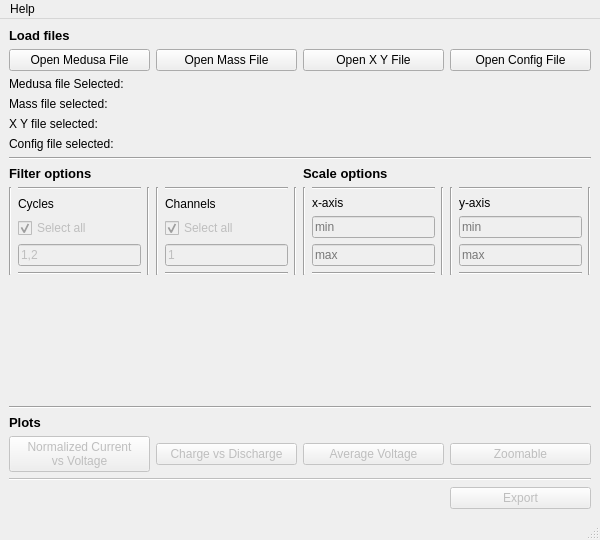
This is karlie/view/app.ui in abdullahsumbal/data-analysis as Qt 5 draws it before an edit. The edited form follows.
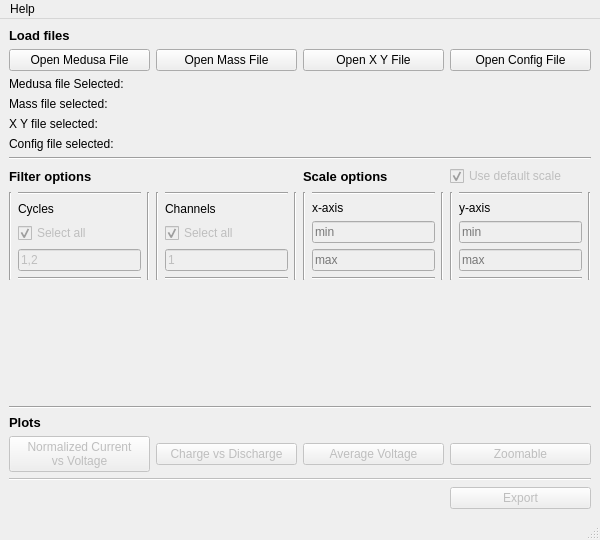
This is the edited form.

Commit message: added zoomable plot

Patch:
```diff
--- a/karlie/view/app.ui
+++ b/karlie/view/app.ui
@@ -513,6 +513,19 @@
         </property>
        </widget>
       </item>
+      <item row="9" column="3">
+       <widget class="QCheckBox" name="checkBox_default_scale">
+        <property name="enabled">
+         <bool>false</bool>
+        </property>
+        <property name="text">
+         <string>Use default scale</string>
+        </property>
+        <property name="checked">
+         <bool>true</bool>
+        </property>
+       </widget>
+      </item>
      </layout>
     </item>
    </layout>
```
The commit also changes 1 other file.
